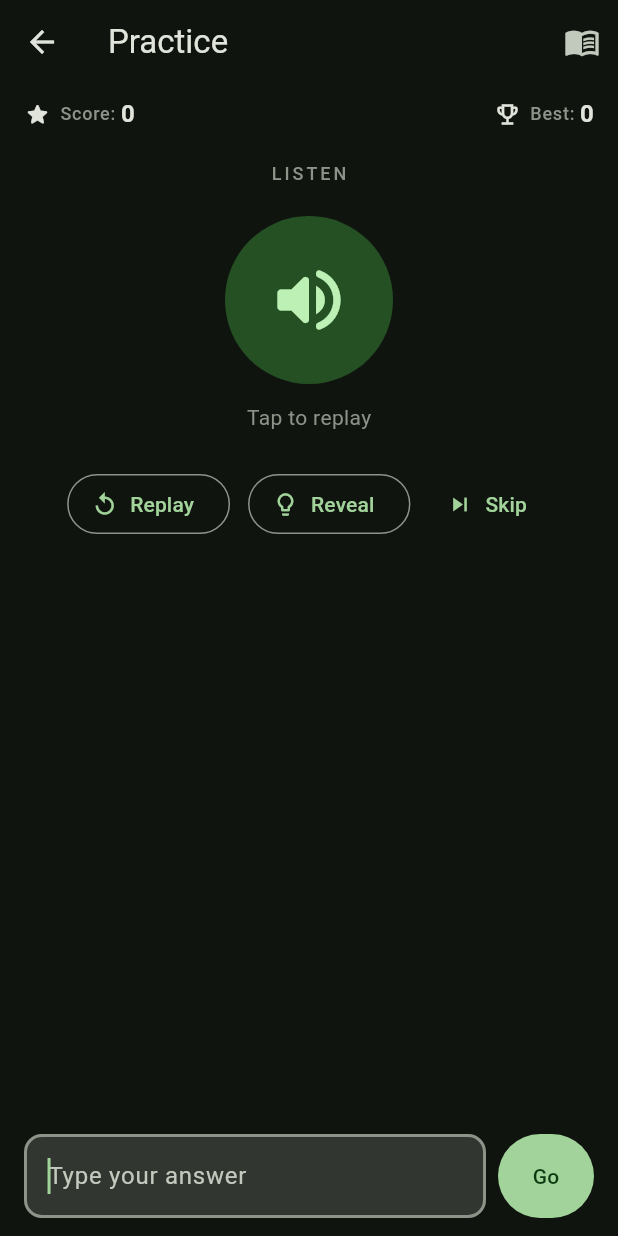
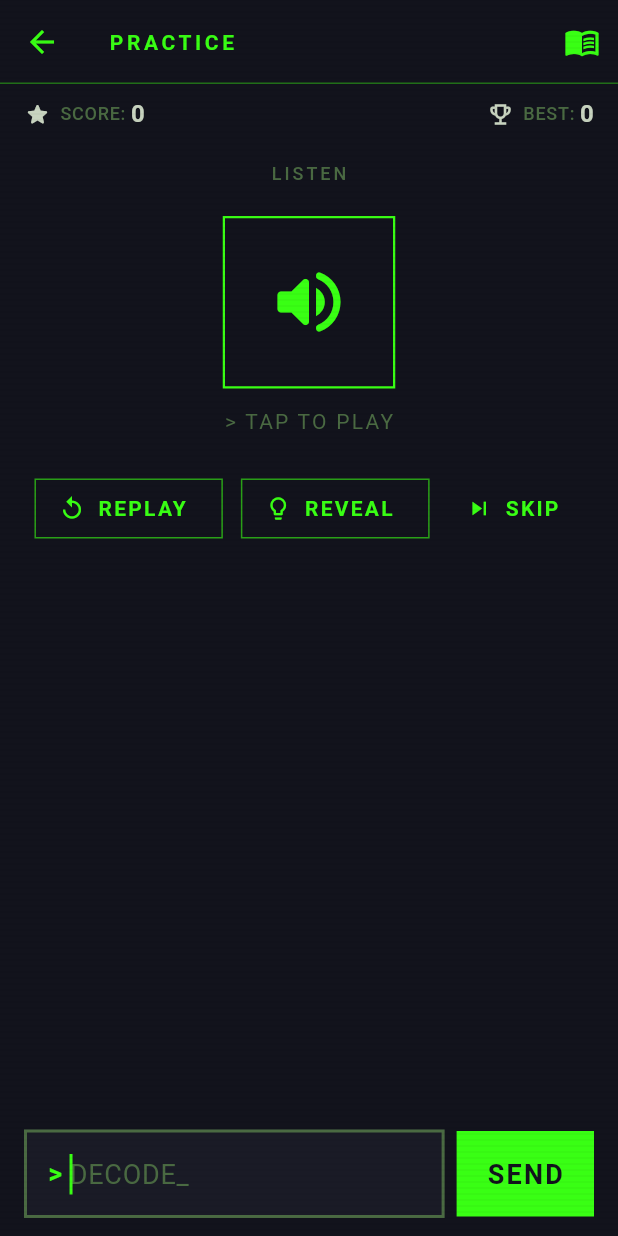
Before and after one commit to x00sh/morse-code-game, a Flutter app: the screen it shows after launch, after a tap on "Practice — Audio", on a phone screen of 412 x 824 dp. Run offline on Flutter 3.47's test engine with Material 3 defaults, Android fonts, the phone set to English and light mode, and no system bars; our stand-ins replace audioplayers, google_fonts, shared_preferences, vibration; Roboto replaces fonts that are missing (Courier Prime).

Commit message:
feat(ui): apply cold-war terminal visual makeover
Introduce AppTheme with neon-green-on-dark palette and Courier Prime
monospace font, add a CRT scanline overlay widget, and wire both into
the root MaterialApp. Reorganise CLAUDE.md backlog/Koch docs into
dedicated docs/ files. Widget and screen files updated to consume the
new theme tokens.

Co-Authored-By: Claude Sonnet 4.6 <noreply@anthropic.com>

```diff
--- a/lib/app.dart
+++ b/lib/app.dart
@@ -1,23 +1,19 @@
 import 'package:flutter/material.dart';
 
+import 'app_theme.dart';
 import 'screens/home_screen.dart';
+import 'widgets/scanline_overlay.dart';
 
 class MorseApp extends StatelessWidget {
   const MorseApp({super.key});
 
   @override
   Widget build(BuildContext context) {
-    final colorScheme = ColorScheme.fromSeed(
-      seedColor: const Color(0xFF2E7D32),
-      brightness: Brightness.dark,
-    );
     return MaterialApp(
       title: 'Morse Code Game',
       debugShowCheckedModeBanner: false,
-      theme: ThemeData(
-        useMaterial3: true,
-        colorScheme: colorScheme,
-      ),
+      theme: AppTheme.buildTheme(),
+      builder: (context, child) => ScanlineOverlay(child: child!),
       home: const HomeScreen(),
     );
   }
--- /dev/null
+++ b/lib/app_theme.dart
@@ -0,0 +1,202 @@
+import 'package:flutter/material.dart';
+import 'package:google_fonts/google_fonts.dart';
+
+class AppTheme {
+  AppTheme._();
+
+  // Cold-war terminal palette
+  static const Color kColorBackground = Color(0xFF12131C);
+  static const Color kColorPrimary = Color(0xFF39FF14);
+  static const Color kColorSecondary = Color(0xFF00E5FF);
+  static const Color kColorError = Color(0xFFFF3333);
+  static const Color kColorSuccess = Color(0xFF1FCC00);
+  static const Color kColorSurface = Color(0xFF1A1B26);
+  static const Color kColorOnSurface = Color(0xFFC8D4C0);
+
+  static const _outline = Color(0xFF4A6A42);
+  static const _outlineVariant = Color(0xFF2A3A28);
+
+  static ThemeData buildTheme() {
+    const colorScheme = ColorScheme.dark(
+      primary: kColorPrimary,
+      onPrimary: kColorBackground,
+      primaryContainer: Color(0xFF1A3010),
+      onPrimaryContainer: kColorPrimary,
+      secondary: kColorSecondary,
+      onSecondary: kColorBackground,
+      secondaryContainer: Color(0xFF003038),
+      onSecondaryContainer: kColorSecondary,
+      tertiary: kColorSuccess,
+      onTertiary: kColorBackground,
+      tertiaryContainer: Color(0xFF0D2800),
+      onTertiaryContainer: kColorSuccess,
+      error: kColorError,
+      onError: kColorBackground,
+      errorContainer: Color(0xFF3D0000),
+      onErrorContainer: kColorError,
+      surface: kColorBackground,
+      onSurface: kColorOnSurface,
+      onSurfaceVariant: kColorOnSurface,
+      outline: _outline,
+      outlineVariant: _outlineVariant,
+      surfaceContainerLowest: kColorBackground,
+      surfaceContainerLow: Color(0xFF171828),
+      surfaceContainer: kColorSurface,
+      surfaceContainerHigh: Color(0xFF1E2030),
+      surfaceContainerHighest: kColorSurface,
+      inverseSurface: kColorOnSurface,
+      onInverseSurface: kColorBackground,
+      inversePrimary: Color(0xFF1A3010),
+    );
+
+    final textTheme = GoogleFonts.courierPrimeTextTheme(ThemeData.dark().textTheme);
+
+    return ThemeData(
+      useMaterial3: true,
+      colorScheme: colorScheme,
+      scaffoldBackgroundColor: kColorBackground,
+      textTheme: textTheme,
+      appBarTheme: AppBarTheme(
+        elevation: 0,
+        scrolledUnderElevation: 0,
+        backgroundColor: kColorBackground,
+        foregroundColor: kColorPrimary,
+        titleTextStyle: GoogleFonts.courierPrime(
+          fontSize: 14,
+          fontWeight: FontWeight.w700,
+          letterSpacing: 2.4,
+          color: kColorPrimary,
+        ),
+        shape: const Border(
+          bottom: BorderSide(color: Color(0x6639FF14), width: 1),
+        ),
+        iconTheme: const IconThemeData(color: kColorPrimary),
+        actionsIconTheme: const IconThemeData(color: kColorPrimary),
+      ),
+      filledButtonTheme: FilledButtonThemeData(
+        style: ButtonStyle(
+          shape: const WidgetStatePropertyAll(
+            RoundedRectangleBorder(borderRadius: BorderRadius.zero),
+          ),
+          textStyle: WidgetStatePropertyAll(
+            GoogleFonts.courierPrime(fontSize: 18, fontWeight: FontWeight.w700, letterSpacing: 1.5),
+          ),
+        ),
+      ),
+      outlinedButtonTheme: OutlinedButtonThemeData(
+        style: ButtonStyle(
+          shape: const WidgetStatePropertyAll(
+            RoundedRectangleBorder(borderRadius: BorderRadius.zero),
+          ),
+          side: const WidgetStatePropertyAll(
+            BorderSide(color: Color(0x9939FF14)),
+          ),
+          textStyle: WidgetStatePropertyAll(
+            GoogleFonts.courierPrime(fontWeight: FontWeight.w700, letterSpacing: 1.5),
+          ),
+        ),
+      ),
+      textButtonTheme: TextButtonThemeData(
+        style: ButtonStyle(
+          shape: const WidgetStatePropertyAll(
+            RoundedRectangleBorder(borderRadius: BorderRadius.zero),
+          ),
+          textStyle: WidgetStatePropertyAll(
+            GoogleFonts.courierPrime(fontWeight: FontWeight.w700, letterSpacing: 1.5),
+          ),
+        ),
+      ),
+      segmentedButtonTheme: const SegmentedButtonThemeData(
+        style: ButtonStyle(
+          shape: WidgetStatePropertyAll(
+            RoundedRectangleBorder(borderRadius: BorderRadius.zero),
+          ),
+          side: WidgetStatePropertyAll(
+            BorderSide(color: kColorSecondary),
+          ),
+        ),
+      ),
+      inputDecorationTheme: const InputDecorationTheme(
+        filled: true,
+        fillColor: kColorSurface,
+        border: OutlineInputBorder(borderRadius: BorderRadius.zero),
+        enabledBorder: OutlineInputBorder(
+          borderRadius: BorderRadius.zero,
+          borderSide: BorderSide(color: _outline),
+        ),
+        focusedBorder: OutlineInputBorder(
+          borderRadius: BorderRadius.zero,
+          borderSide: BorderSide(color: kColorPrimary, width: 2),
+        ),
+        errorBorder: OutlineInputBorder(
+          borderRadius: BorderRadius.zero,
+          borderSide: BorderSide(color: kColorError),
+        ),
+        focusedErrorBorder: OutlineInputBorder(
+          borderRadius: BorderRadius.zero,
+          borderSide: BorderSide(color: kColorError, width: 2),
+        ),
+        hintStyle: TextStyle(color: _outline),
+      ),
+      bottomSheetTheme: const BottomSheetThemeData(
+        shape: RoundedRectangleBorder(borderRadius: BorderRadius.zero),
+        backgroundColor: kColorSurface,
+      ),
+      cardTheme: const CardThemeData(
+        shape: RoundedRectangleBorder(borderRadius: BorderRadius.zero),
+        color: kColorSurface,
+      ),
+      dialogTheme: const DialogThemeData(
+        shape: RoundedRectangleBorder(borderRadius: BorderRadius.zero),
+        backgroundColor: kColorSurface,
+      ),
+      listTileTheme: const ListTileThemeData(
+        shape: RoundedRectangleBorder(borderRadius: BorderRadius.zero),
+      ),
+      switchTheme: SwitchThemeData(
+        thumbColor: const WidgetStatePropertyAll(kColorPrimary),
+        trackColor: WidgetStateProperty.resolveWith((states) {
+          if (states.contains(WidgetState.selected)) {
+            return const Color(0x4D39FF14);
+          }
+          return _outlineVariant;
+        }),
+        trackOutlineColor: WidgetStateProperty.resolveWith((states) {
+          if (states.contains(WidgetState.selected)) return Colors.transparent;
+          return _outline;
+        }),
+      ),
+      sliderTheme: const SliderThemeData(
+        activeTrackColor: kColorPrimary,
+        thumbColor: kColorPrimary,
+        overlayColor: Color(0x2639FF14),
+        inactiveTrackColor: Color(0xFF2A3A28),
+      ),
+      iconTheme: const IconThemeData(color: kColorPrimary),
+      iconButtonTheme: const IconButtonThemeData(
+        style: ButtonStyle(
+          foregroundColor: WidgetStatePropertyAll(kColorPrimary),
+        ),
+      ),
+      popupMenuTheme: PopupMenuThemeData(
+        color: kColorSurface,
+        shape: const RoundedRectangleBorder(borderRadius: BorderRadius.zero),
+        textStyle: GoogleFonts.courierPrime(color: kColorOnSurface),
+      ),
+    );
+  }
+
+  // Courier Prime for morse display and user input — typewriter / teletype feel
+  static TextStyle get morseTextStyle => GoogleFonts.courierPrime(
+        fontSize: 34,
+        height: 1.4,
+        letterSpacing: 4,
+        fontWeight: FontWeight.w600,
+      );
+
+  // Two-layer phosphor bloom — use sparingly (morse display, revealed answer)
+  static List<Shadow> glowShadow(Color color) => [
+        Shadow(color: color.withValues(alpha: 0.8), blurRadius: 8),
+        Shadow(color: color.withValues(alpha: 0.4), blurRadius: 20),
+      ];
+}
--- a/lib/screens/game_screen.dart
+++ b/lib/screens/game_screen.dart
@@ -87,11 +87,11 @@ class _GameScreenState extends State<GameScreen> {
       context: context,
       barrierDismissible: false,
       builder: (dialogContext) => AlertDialog(
-        title: const Text("Time's up!"),
+        title: const Text('TRANSMISSION COMPLETE'),
         content: Text(
-          'You decoded ${game.score} '
-          '${game.score == 1 ? 'puzzle' : 'puzzles'}.\n'
-          'Best: ${game.bestScore}',
+          'YOU DECODED ${game.score} '
+          '${game.score == 1 ? 'SIGNAL' : 'SIGNALS'}.\n'
+          'BEST: ${game.bestScore}',
         ),
         actions: [
           TextButton(
@@ -99,7 +99,7 @@ class _GameScreenState extends State<GameScreen> {
               Navigator.of(dialogContext).pop();
               Navigator.of(context).pop(); // back to home
             },
-            child: const Text('Home'),
+            child: const Text('HOME'),
           ),
           FilledButton(
             onPressed: () {
@@ -113,7 +113,7 @@ class _GameScreenState extends State<GameScreen> {
                   );
               _focusNode.requestFocus();
             },
-            child: const Text('Play again'),
+            child: const Text('PLAY AGAIN'),
           ),
         ],
       ),
@@ -134,9 +134,9 @@ class _GameScreenState extends State<GameScreen> {
     _maybeShowResults(game);
 
     final title = switch (widget.mode) {
-      GameMode.practice => 'Practice',
-      GameMode.timed => 'Timed Challenge',
-      GameMode.lesson => 'Lesson',
+      GameMode.practice => 'PRACTICE',
+      GameMode.timed => 'TIMED CHALLENGE',
+      GameMode.lesson => 'LESSON',
     };
 
     return PopScope(
@@ -208,18 +208,18 @@ class _ActionButtons extends StatelessWidget {
             OutlinedButton.icon(
               onPressed: onReplay,
               icon: const Icon(Icons.replay),
-              label: const Text('Replay'),
+              label: const Text('REPLAY'),
             ),
           if (mode == GameMode.practice)
             OutlinedButton.icon(
               onPressed: game.reveal,
               icon: const Icon(Icons.lightbulb_outline),
-              label: const Text('Reveal'),
+              label: const Text('REVEAL'),
             ),
           TextButton.icon(
             onPressed: game.skip,
             icon: const Icon(Icons.skip_next),
-            label: const Text('Skip'),
+            label: const Text('SKIP'),
           ),
         ],
       ),
--- a/lib/screens/home_screen.dart
+++ b/lib/screens/home_screen.dart
@@ -1,6 +1,7 @@
 import 'package:flutter/material.dart';
 import 'package:provider/provider.dart';
 
+import '../app_theme.dart';
 import '../models/koch_lessons.dart';
 import '../models/prompt_mode.dart';
 import '../services/content_repository.dart';
@@ -133,7 +134,9 @@ class _HomeScreenState extends State<HomeScreen> {
   }
 
   static final ButtonStyle _bigButton = FilledButton.styleFrom(
+    backgroundColor: const Color(0xFF1A3010),
+    foregroundColor: AppTheme.kColorPrimary,
+    side: const BorderSide(color: AppTheme.kColorPrimary),
     padding: const EdgeInsets.symmetric(vertical: 18),
-    textStyle: const TextStyle(fontSize: 16, fontWeight: FontWeight.w600),
   );
 }
--- a/lib/screens/lesson_screen.dart
+++ b/lib/screens/lesson_screen.dart
@@ -65,7 +65,7 @@ class _LessonScreenState extends State<LessonScreen> {
       context: context,
       barrierDismissible: false,
       builder: (dialogContext) => AlertDialog(
-        title: Text(passed ? 'Lesson passed!' : 'Keep practicing'),
+        title: Text(passed ? 'LESSON PASSED' : 'KEEP PRACTICING'),
         content: Column(
           mainAxisSize: MainAxisSize.min,
           crossAxisAlignment: CrossAxisAlignment.start,
@@ -92,14 +92,14 @@ class _LessonScreenState extends State<LessonScreen> {
               Navigator.of(dialogContext).pop();
               Navigator.of(context).pop(); // back to the lessons list
             },
-            child: const Text('Home'),
+            child: const Text('HOME'),
           ),
           TextButton(
             onPressed: () {
               Navigator.of(dialogContext).pop();
               _restart(widget.lesson);
             },
-            child: const Text('Retry'),
+            child: const Text('RETRY'),
           ),
           if (canAdvance)
             FilledButton(
@@ -113,7 +113,7 @@ class _LessonScreenState extends State<LessonScreen> {
                   ),
                 );
               },
-              child: const Text('Next lesson'),
+              child: const Text('NEXT LESSON'),
             ),
         ],
       ),
@@ -173,7 +173,7 @@ class _LessonScreenState extends State<LessonScreen> {
                         child: OutlinedButton.icon(
                           onPressed: game.playPrompt,
                           icon: const Icon(Icons.replay),
-                          label: const Text('Replay'),
+                          label: const Text('REPLAY'),
                         ),
                       ),
                     ],
--- a/lib/screens/lessons_screen.dart
+++ b/lib/screens/lessons_screen.dart
@@ -19,7 +19,7 @@ class LessonsScreen extends StatelessWidget {
 
     return Scaffold(
       appBar: AppBar(
-        title: const Text('Learn'),
+        title: const Text('LEARN'),
         actions: [
           IconButton(
             tooltip: 'Reference chart',
--- a/lib/screens/settings_screen.dart
+++ b/lib/screens/settings_screen.dart
@@ -14,7 +14,7 @@ class SettingsScreen extends StatelessWidget {
     final s = controller.settings;
 
     return Scaffold(
-      appBar: AppBar(title: const Text('Settings')),
+      appBar: AppBar(title: const Text('SETTINGS')),
       body: SafeArea(
         child: ListView(
           padding: const EdgeInsets.all(16),
--- a/lib/widgets/answer_field.dart
+++ b/lib/widgets/answer_field.dart
@@ -1,5 +1,7 @@
 import 'package:flutter/material.dart';
+import 'package:google_fonts/google_fonts.dart';
 
+import '../app_theme.dart';
 import '../state/game_controller.dart';
 
 /// The answer text field plus submit button, pinned just above the keyboard.
@@ -25,7 +27,7 @@ class AnswerField extends StatelessWidget {
   Widget build(BuildContext context) {
     final scheme = Theme.of(context).colorScheme;
     final borderColor = switch (feedback) {
-      AnswerFeedback.correct => Colors.green,
+      AnswerFeedback.correct => AppTheme.kColorSuccess,
       AnswerFeedback.incorrect => scheme.error,
       AnswerFeedback.none => scheme.outline,
     };
@@ -44,20 +46,30 @@ class AnswerField extends StatelessWidget {
               textCapitalization: TextCapitalization.characters,
               textInputAction: TextInputAction.done,
               onSubmitted: onSubmit,
+              style: GoogleFonts.courierPrime(
+                fontSize: 18,
+                color: AppTheme.kColorOnSurface,
+              ),
               decoration: InputDecoration(
-                hintText: 'Type your answer',
+                hintText: 'DECODE_',
                 filled: true,
+                prefixText: '> ',
+                prefixStyle: GoogleFonts.courierPrime(
+                  fontSize: 18,
+                  color: AppTheme.kColorPrimary,
+                  fontWeight: FontWeight.w700,
+                ),
                 enabledBorder: OutlineInputBorder(
-                  borderRadius: BorderRadius.circular(12),
+                  borderRadius: BorderRadius.zero,
                   borderSide: BorderSide(color: borderColor, width: 1.5),
                 ),
                 focusedBorder: OutlineInputBorder(
-                  borderRadius: BorderRadius.circular(12),
+                  borderRadius: BorderRadius.zero,
                   borderSide: BorderSide(color: borderColor, width: 2),
                 ),
                 suffixIcon: switch (feedback) {
                   AnswerFeedback.correct =>
-                    const Icon(Icons.check_circle, color: Colors.green),
+                    const Icon(Icons.check_circle, color: AppTheme.kColorSuccess),
                   AnswerFeedback.incorrect =>
                     Icon(Icons.cancel, color: scheme.error),
                   AnswerFeedback.none => null,
@@ -71,7 +83,7 @@ class AnswerField extends StatelessWidget {
             style: FilledButton.styleFrom(
               padding: const EdgeInsets.symmetric(horizontal: 20, vertical: 18),
             ),
-            child: const Text('Go'),
+            child: const Text('SEND'),
           ),
         ],
       ),
--- a/lib/widgets/morse_visual.dart
+++ b/lib/widgets/morse_visual.dart
@@ -1,4 +1,6 @@
 import 'package:flutter/material.dart';
+
+import '../app_theme.dart';
 
 /// Renders a display Morse string (e.g. ".... . / .-.. ---") as large ·/−
 /// symbols, wrapping on narrow screens.
@@ -13,12 +15,9 @@ class MorseVisual extends StatelessWidget {
     return Text(
       display,
       textAlign: TextAlign.center,
-      style: const TextStyle(
-        fontFamily: 'monospace',
-        fontSize: 34,
-        height: 1.4,
-        letterSpacing: 4,
-        fontWeight: FontWeight.w600,
+      style: AppTheme.morseTextStyle.copyWith(
+        color: AppTheme.kColorPrimary,
+        shadows: AppTheme.glowShadow(AppTheme.kColorPrimary),
       ),
     );
   }
--- a/lib/widgets/prompt_panel.dart
+++ b/lib/widgets/prompt_panel.dart
@@ -1,6 +1,7 @@
 import 'package:flutter/material.dart';
 import 'package:provider/provider.dart';
 
+import '../app_theme.dart';
 import '../models/prompt_mode.dart';
 import '../state/game_controller.dart';
 import 'morse_visual.dart';
@@ -21,14 +22,14 @@ class PromptPanel extends StatelessWidget {
       );
     }
 
-    final label = puzzle.mode == PromptMode.visual ? 'Read the code' : 'Listen';
+    final label = puzzle.mode == PromptMode.visual ? 'READ THE CODE' : 'LISTEN';
     return Padding(
       padding: const EdgeInsets.symmetric(horizontal: 24, vertical: 16),
       child: Column(
         mainAxisSize: MainAxisSize.min,
         children: [
           Text(
-            label.toUpperCase(),
+            label,
             style: Theme.of(context).textTheme.labelMedium?.copyWith(
                   letterSpacing: 2,
                   color: Theme.of(context).colorScheme.outline,
@@ -46,6 +47,7 @@ class PromptPanel extends StatelessWidget {
               style: Theme.of(context).textTheme.headlineSmall?.copyWith(
                     color: Theme.of(context).colorScheme.primary,
                     letterSpacing: 2,
+                    shadows: AppTheme.glowShadow(AppTheme.kColorPrimary),
                   ),
             ),
           ],
@@ -62,28 +64,37 @@ class _PlayButton extends StatelessWidget {
 
   @override
   Widget build(BuildContext context) {
-    final scheme = Theme.of(context).colorScheme;
     return Column(
       mainAxisSize: MainAxisSize.min,
       children: [
         Material(
-          color: scheme.primaryContainer,
-          shape: const CircleBorder(),
+          color: Colors.transparent,
           child: InkWell(
-            customBorder: const CircleBorder(),
             onTap: onTap,
-            child: Padding(
+            child: Container(
+              decoration: BoxDecoration(
+                border: Border.all(
+                  color: AppTheme.kColorPrimary,
+                  width: 1.5,
+                ),
+              ),
               padding: const EdgeInsets.all(28),
-              child: Icon(Icons.volume_up_rounded,
-                  size: 56, color: scheme.onPrimaryContainer),
+              child: const Icon(
+                Icons.volume_up_rounded,
+                size: 56,
+                color: AppTheme.kColorPrimary,
+              ),
             ),
           ),
         ),
         const SizedBox(height: 12),
-        Text('Tap to replay',
-            style: Theme.of(context).textTheme.bodyMedium?.copyWith(
-                  color: scheme.outline,
-                )),
+        Text(
+          '> TAP TO PLAY',
+          style: Theme.of(context).textTheme.bodyMedium?.copyWith(
+                color: Theme.of(context).colorScheme.outline,
+                letterSpacing: 1.5,
+              ),
+        ),
       ],
     );
   }
--- a/lib/widgets/reference_chart_sheet.dart
+++ b/lib/widgets/reference_chart_sheet.dart
@@ -1,5 +1,6 @@
 import 'package:flutter/material.dart';
 
+import '../app_theme.dart';
 import '../models/morse_alphabet.dart';
 
 /// Shows the Morse reference chart as a draggable bottom sheet. It overlays the
@@ -21,7 +22,7 @@ Future<void> showReferenceChart(BuildContext context) {
               Padding(
                 padding: const EdgeInsets.fromLTRB(20, 0, 20, 8),
                 child: Text(
-                  'Morse Reference',
+                  'MORSE REFERENCE',
                   style: Theme.of(context).textTheme.titleLarge,
                 ),
               ),
@@ -62,11 +63,13 @@ class _ChartTile extends StatelessWidget {
 
   @override
   Widget build(BuildContext context) {
-    final scheme = Theme.of(context).colorScheme;
     return Container(
       decoration: BoxDecoration(
-        color: scheme.surfaceContainerHighest,
-        borderRadius: BorderRadius.circular(10),
+        color: AppTheme.kColorSurface,
+        border: Border.all(
+          color: AppTheme.kColorPrimary.withValues(alpha: 0.18),
+          width: 1,
+        ),
       ),
       padding: const EdgeInsets.symmetric(horizontal: 12),
       child: Row(
@@ -74,17 +77,16 @@ class _ChartTile extends StatelessWidget {
         children: [
           Text(
             character,
-            style: Theme.of(context)
-                .textTheme
-                .titleMedium
-                ?.copyWith(fontWeight: FontWeight.bold),
+            style: Theme.of(context).textTheme.titleMedium?.copyWith(
+                  fontWeight: FontWeight.bold,
+                  color: AppTheme.kColorSecondary,
+                ),
           ),
           Text(
             code,
-            style: const TextStyle(
-              fontFamily: 'monospace',
+            style: AppTheme.morseTextStyle.copyWith(
               fontSize: 18,
-              letterSpacing: 2,
+              color: AppTheme.kColorPrimary,
             ),
           ),
         ],
--- /dev/null
+++ b/lib/widgets/scanline_overlay.dart
@@ -0,0 +1,39 @@
+import 'package:flutter/material.dart';
+
+/// Paints subtle CRT-style horizontal scanlines over its child.
+/// Lines are drawn every 4px at ~4% opacity — rasterized once, zero repaint cost.
+class ScanlineOverlay extends StatelessWidget {
+  const ScanlineOverlay({super.key, required this.child});
+
+  final Widget child;
+
+  @override
+  Widget build(BuildContext context) {
+    return Stack(
+      children: [
+        child,
+        Positioned.fill(
+          child: IgnorePointer(
+            child: CustomPaint(painter: _ScanlinePainter()),
+          ),
+        ),
+      ],
+    );
+  }
+}
+
+class _ScanlinePainter extends CustomPainter {
+  @override
+  void paint(Canvas canvas, Size size) {
+    final paint = Paint()
+      ..color = const Color(0x0A000000)
+      ..strokeWidth = 1;
+
+    for (double y = 0; y < size.height; y += 4) {
+      canvas.drawLine(Offset(0, y), Offset(size.width, y), paint);
+    }
+  }
+
+  @override
+  bool shouldRepaint(_ScanlinePainter oldDelegate) => false;
+}
--- a/lib/widgets/score_timer_bar.dart
+++ b/lib/widgets/score_timer_bar.dart
@@ -21,24 +21,24 @@ class ScoreTimerBar extends StatelessWidget {
           GameMode.lesson => [
               _Chip(
                 icon: Icons.school_outlined,
-                label: 'Lesson',
+                label: 'LESSON',
                 value: '${game.lessonIndex}/${game.lessonTotal}',
               ),
               _Chip(
                 icon: Icons.percent_rounded,
-                label: 'Acc',
+                label: 'ACC',
                 value: '${(game.lessonAccuracy * 100).round()}%',
               ),
             ],
           GameMode.timed => [
               _Chip(
                 icon: Icons.star_rounded,
-                label: 'Score',
+                label: 'SCORE',
                 value: '${game.score}',
               ),
               _Chip(
                 icon: Icons.timer_outlined,
-                label: 'Time',
+                label: 'TIME',
                 value: '${game.secondsLeft}s',
                 highlight: game.secondsLeft <= 10,
                 color: game.secondsLeft <= 10 ? scheme.error : null,
@@ -47,12 +47,12 @@ class ScoreTimerBar extends StatelessWidget {
           GameMode.practice => [
               _Chip(
                 icon: Icons.star_rounded,
-                label: 'Score',
+                label: 'SCORE',
                 value: '${game.score}',
               ),
               _Chip(
                 icon: Icons.emoji_events_outlined,
-                label: 'Best',
+                label: 'BEST',
                 value: '${game.bestScore}',
               ),
             ],
--- a/pubspec.yaml
+++ b/pubspec.yaml
@@ -15,6 +15,7 @@ dependencies:
   vibration: ^3.0.0
   shared_preferences: ^2.2.0
   cupertino_icons: ^1.0.8
+  google_fonts: ^6.1.0
 
 dev_dependencies:
   flutter_test:
```
Also changed, not shown: pubspec.lock, 3 other files.
